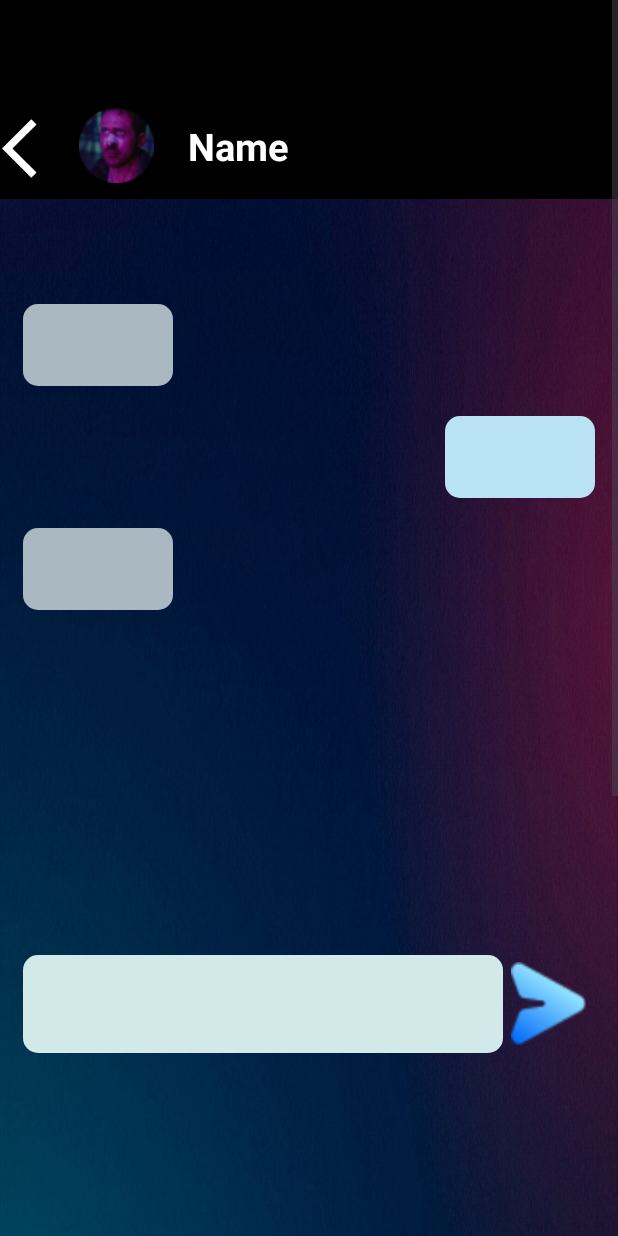
After one commit to triietnguyen/Chat_App, an Android app: the layout activity_inbox.xml on its own in the app's theme, with its tools: preview values and no code run, on a phone screen of 412 x 824 dp. The commit adds this screen. Run offline under Robolectric (Android 15) with nearby library versions, the phone set to English and light mode, and no system bars.

Commit message:
done inbox

```diff
--- /dev/null
+++ b/app/src/main/res/layout/activity_inbox.xml
@@ -0,0 +1,113 @@
+<?xml version="1.0" encoding="utf-8"?>
+<layout xmlns:android="http://schemas.android.com/apk/res/android"
+        xmlns:app="http://schemas.android.com/apk/res-auto"
+        xmlns:tools="http://schemas.android.com/tools"
+        tools:context=".view.MainActivity">
+
+    <data>
+
+        <variable
+                name="LoginViewModel"
+                type="com.example.demomvvm.viewModel.LoginViewModel"/>
+    </data>
+    <ScrollView
+            android:layout_width="match_parent"
+            android:layout_height="match_parent">
+        <LinearLayout
+                android:layout_width="match_parent"
+                android:layout_height="wrap_content"
+                android:background="@drawable/chatapp_background"
+                android:orientation="vertical">
+            <LinearLayout
+                    android:layout_width="match_parent"
+                    android:layout_height="wrap_content"
+                    android:orientation="horizontal"
+                    android:background="@color/black"
+                    android:paddingBottom="10dp"
+            >
+                <ImageView
+                        android:layout_width="50dp"
+                        android:layout_height="47dp"
+                        android:src="@drawable/baseline_arrow_back_ios_24"
+                        android:layout_marginTop="75dp"
+                />
+                <ImageView
+                        android:layout_width="wrap_content"
+                        android:layout_height="50dp"
+                        android:src="@drawable/user_1"
+                        android:layout_marginTop="72dp"
+                />
+                <TextView
+                        android:layout_width="wrap_content"
+                        android:layout_height="wrap_content"
+                        android:text="Name"
+                        android:textSize="25sp"
+                        android:textColor="@color/white"
+                        android:textStyle="bold"
+                        android:layout_marginTop="80dp"
+                        android:layout_marginStart="20dp"
+                >
+
+                </TextView>
+
+            </LinearLayout>
+            <LinearLayout
+                    android:layout_width="match_parent"
+                    android:layout_height="wrap_content"
+                    android:layout_marginVertical="70dp"
+                    android:orientation="vertical"
+                    android:layout_marginHorizontal="15dp">
+
+                <TextView
+                        android:layout_width="wrap_content"
+                        android:layout_height="wrap_content"
+                        android:paddingHorizontal="50dp"
+                        android:background="@drawable/buttonborder"
+                        app:backgroundTint="#AAB8C2"
+                        android:textSize="25sp"
+                        android:textStyle="bold"
+                />
+                <TextView
+                        android:layout_width="wrap_content"
+                        android:layout_height="wrap_content"
+                        android:paddingHorizontal="50dp"
+                        android:textSize="25sp"
+                        android:textStyle="bold"
+                        android:background="@drawable/buttonborder"
+                        app:backgroundTint="#B9E2F5"
+                        android:layout_gravity="end"
+                        android:layout_marginVertical="20dp"/>
+                <TextView
+                        android:layout_width="wrap_content"
+                        android:layout_height="wrap_content"
+                        android:paddingHorizontal="50dp"
+                        android:textSize="25sp"
+                        android:textStyle="bold"
+                        android:background="@drawable/buttonborder"
+                        app:backgroundTint="#AAB8C2"/>
+            </LinearLayout>
+            <LinearLayout
+                    android:layout_width="match_parent"
+                    android:layout_height="wrap_content"
+                    android:orientation="horizontal"
+                    android:layout_marginHorizontal="15dp"
+                    android:layout_marginVertical="160dp"
+            >
+                <EditText
+                        android:layout_width="320dp"
+                        android:layout_height="65dp"
+                        android:background="@drawable/buttonborder"
+                        app:backgroundTint="#D2E9E9"
+                />
+                <ImageButton
+                        android:layout_width="50dp"
+                        android:layout_height="55dp"
+                        android:background="@drawable/sendbtn"
+                        android:layout_gravity="center"
+                        android:layout_marginStart="5dp"
+                        />
+            </LinearLayout>
+        </LinearLayout>
+    </ScrollView>
+
+</layout>
--- a/app/src/main/res/layout/activity_login.xml
+++ b/app/src/main/res/layout/activity_login.xml
@@ -64,8 +64,9 @@
                     android:layout_width="wrap_content"
                     android:layout_height="wrap_content"
                     android:background="@drawable/loginbtnborder"
-                    android:paddingHorizontal="50dp"
+                    android:paddingHorizontal="35dp"
                     android:text="Sign up"
+                    android:layout_marginHorizontal="5dp"
                     android:textSize="25sp"
                     android:textStyle="bold"
                     app:backgroundTint="#C8C6C6" />
--- a/app/src/main/res/layout/activity_register.xml
+++ b/app/src/main/res/layout/activity_register.xml
@@ -66,6 +66,7 @@
                     android:background="@drawable/loginbtnborder"
                     android:paddingHorizontal="35dp"
                     android:text="Sign up"
+                    android:layout_marginHorizontal="5dp"
                     android:textSize="25sp"
                     android:textStyle="bold"
                     app:backgroundTint="@null" />
```
Also changed, not shown: app/src/main/res/drawable/sendbtn.png (added).
